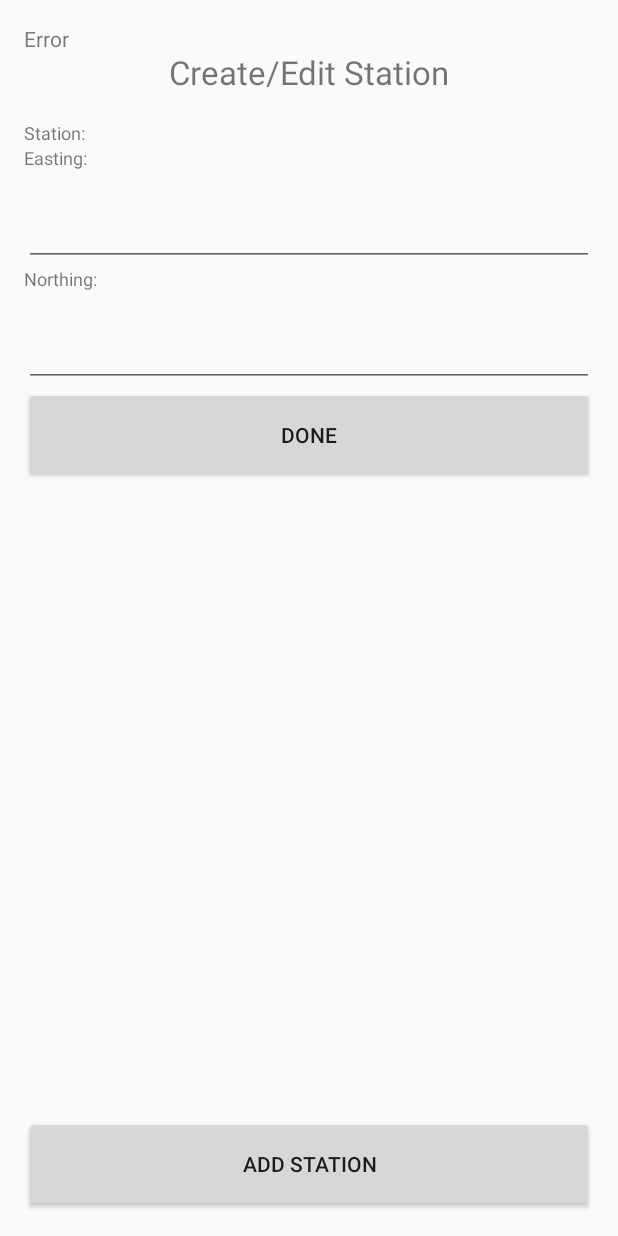
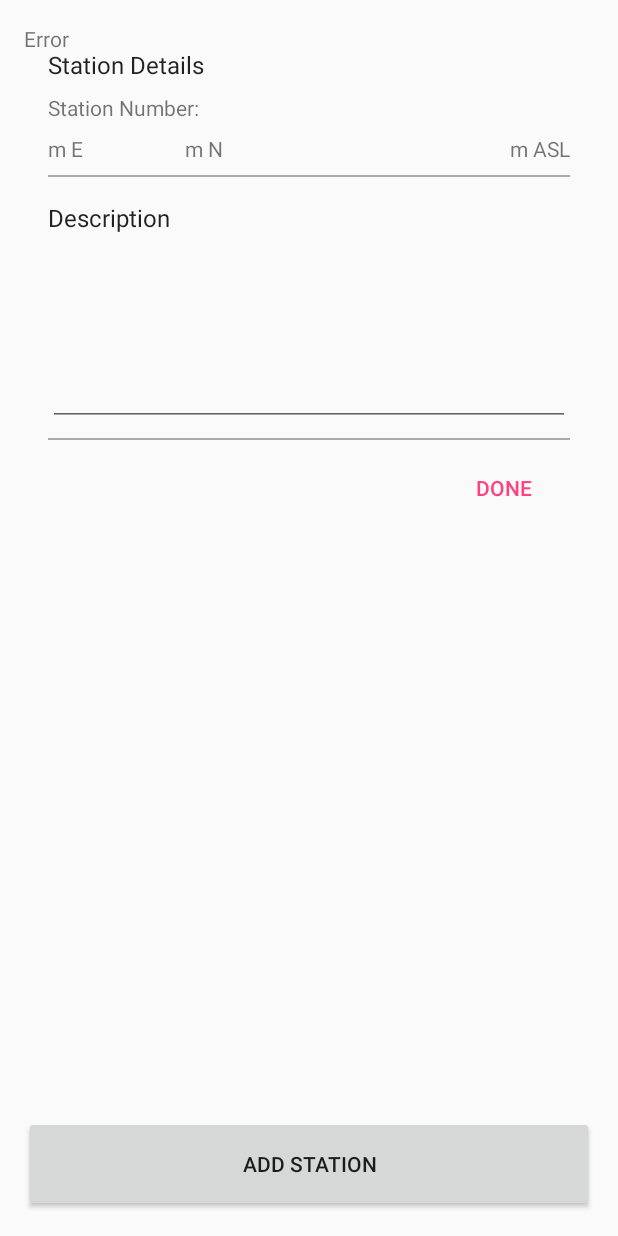
Before and after one commit to calderageology/GeoMapping, an Android app: the fragment FragStationUpdateOrCreate placed in its activity, on a phone screen of 412 x 824 dp. Run offline under Robolectric (Android 15) with nearby library versions, the phone set to English and light mode, and no system bars.

Commit message:
Location is working good with a bit of formatting.

```diff
--- a/app/build.gradle
+++ b/app/build.gradle
@@ -31,4 +31,5 @@ dependencies {
     compile 'com.android.support:design:25.3.1'
     compile 'com.google.android.gms:play-services-location:10.2.4'
     testCompile 'junit:junit:4.12'
+    implementation 'com.android.support.constraint:constraint-layout:1.1.0'
 }
--- a/app/src/main/java/com/caldera/geomapping/geomapping/models/database/StationDatabase.java
+++ b/app/src/main/java/com/caldera/geomapping/geomapping/models/database/StationDatabase.java
@@ -33,11 +33,13 @@ public class StationDatabase {
     private static final String COLUMN_STATION_NUMBER = "station_number";
     private static final String COLUMN_EASTING = "easting";
     private static final String COLUMN_NORTHING = "northing";
+    private static final String COLUMN_ELEVATION = "elevation";
+    private static final String COLUMN_TIME = "time";
     private static final String COLUMN_STATION_DESCRIPTION = "description";
     private static final String COLUMN_STATION_DATA = "data";
 
     /**
-     * - DATABASE_VERSION is to be incremented up by 1 (we'll, I think it just needs to be a larger
+     * - DATABASE_VERSION is to be incremented up by 1 (well, I think it just needs to be a larger
      * number...but I don't see the point in testing that theory), each time we change the schema,
      * or structure of the Database.
      * - DATABASE_NAME is simply the file name of our Database. We can use the file name in our
@@ -45,7 +47,7 @@ public class StationDatabase {
      * "pre-load" data into your database.
      */
 
-    private static final int DATABASE_VERSION = 1;
+    private static final int DATABASE_VERSION = 2;
     private static final String DATABASE_NAME = "stations.db";
     private static final String TEXT = " TEXT";
     private static final int INTEGER = 1;
@@ -146,6 +148,8 @@ public class StationDatabase {
 
                     val.put(COLUMN_EASTING, station.getStationEasting());
                     val.put(COLUMN_NORTHING, station.getStationNorthing());
+                    val.put(COLUMN_ELEVATION, station.getStationElevation());
+                    val.put(COLUMN_TIME, station.getStationTime());
                     val.put(COLUMN_STATION_DESCRIPTION, station.getStationDescription());
                     val.put(COLUMN_STATION_DATA, gson.toJson(station, Station.class));
 
@@ -171,6 +175,8 @@ public class StationDatabase {
         val.put(COLUMN_STATION_NUMBER, station.getStationNumber());
         val.put(COLUMN_EASTING, station.getStationEasting());
         val.put(COLUMN_NORTHING, station.getStationNorthing());
+        val.put(COLUMN_ELEVATION, station.getStationElevation());
+        val.put(COLUMN_TIME, station.getStationTime());
         val.put(COLUMN_STATION_DESCRIPTION, station.getStationDescription());
         val.put(COLUMN_STATION_DATA, gson.toJson(station, Station.class));
 
@@ -188,9 +194,11 @@ public class StationDatabase {
         private static final String SQL_CREATE_ENTRIES = "CREATE TABLE " + TABLE_NAME + " (" +
                 COLUMN_ENTRY_ID + " INTEGER PRIMARY KEY," +
                 COLUMN_STATION_NUMBER + TEXT + COMMA_SEP +
-                COLUMN_STATION_DESCRIPTION + TEXT + COMMA_SEP +
                 COLUMN_EASTING + TEXT + COMMA_SEP +
                 COLUMN_NORTHING + TEXT + COMMA_SEP +
+                COLUMN_ELEVATION + TEXT + COMMA_SEP +
+                COLUMN_TIME + TEXT + COMMA_SEP +
+                COLUMN_STATION_DESCRIPTION + TEXT + COMMA_SEP +
                 COLUMN_STATION_DATA + TEXT +
                 " )";
 
--- a/app/src/main/java/com/caldera/geomapping/geomapping/models/objects/Station.java
+++ b/app/src/main/java/com/caldera/geomapping/geomapping/models/objects/Station.java
@@ -4,36 +4,33 @@ import android.os.Parcel;
 import android.os.Parcelable;
 
 /**
- * this class is intended to represent data which we can expect to be associated with the To Do object
+ * TODO: Add additional items to the station like UTM zone, datum, etc
  * Created by Michael on 19/02/2017.
  */
 
 public class Station implements Parcelable {
 
-    private String stationNumber;
-    private String stationDescription;
-    private String stationEasting;
-    private String stationNorthing;
+    private String stationNumber, stationEasting, stationNorthing, stationElevation, stationTime, stationDescription;
 
-    /**
-     *
-     * @param stationNumber - Description of the station
-     * @param stationEasting - Easting of the station
-     * @param stationNorthing - Northing of the station
-     *
-     * To add: longitude, latitude, zone, letterUTM, elevation, accuracy
-     */
 
-    public Station(String stationNumber, String stationEasting, String stationNorthing) {
+    public Station(String stationNumber, String stationEasting, String stationNorthing,
+                   String stationElevation, String stationTime, String stationDescription) {
         this.stationNumber = stationNumber;
         this.stationEasting = stationEasting;
         this.stationNorthing = stationNorthing;
+        this.stationElevation = stationElevation;
+        this.stationTime = stationTime;
+        this.stationDescription = stationDescription;
     }
 
     protected Station(Parcel in) {
         stationNumber = in.readString();
         stationEasting = in.readString();
         stationNorthing = in.readString();
+        stationElevation = in.readString();
+        stationTime = in.readString();
+        stationDescription = in.readString();
+
     }
 
     public static final Creator<Station> CREATOR = new Creator<Station>() {
@@ -56,14 +53,6 @@ public class Station implements Parcelable {
         this.stationNumber = stationNumber;
     }
 
-    public String getStationDescription() {
-        return stationDescription;
-    }
-
-    public void setStationDescription(String stationDescription) {
-        this.stationDescription = stationDescription;
-    }
-
     public String getStationNorthing() {
         return stationNorthing;
     }
@@ -81,6 +70,30 @@ public class Station implements Parcelable {
         this.stationEasting = stationEasting;
     }
 
+    public String getStationElevation() {
+
+        return stationElevation;
+    }
+
+    public void setStationElevation (String stationEelevation) {
+        this.stationElevation = stationElevation;
+    }
+
+    public String getStationTime (){
+        return stationTime;
+    }
+    public void setStationTime (String stationTime) {
+        this.stationTime = stationTime;
+    }
+
+    public String getStationDescription() {
+        return stationDescription;
+    }
+
+    public void setStationDescription(String stationDescription) {
+        this.stationDescription = stationDescription;
+    }
+
     @Override
     public int describeContents() {
         return 0;
@@ -91,6 +104,9 @@ public class Station implements Parcelable {
         dest.writeString(stationNumber);
         dest.writeString(stationEasting);
         dest.writeString(stationNorthing);
+        dest.writeString(stationElevation);
+        dest.writeString(stationTime);
+        dest.writeString(stationDescription);
     }
 
 
--- a/app/src/main/java/com/caldera/geomapping/geomapping/services/LocationAssistant.java
+++ b/app/src/main/java/com/caldera/geomapping/geomapping/services/LocationAssistant.java
@@ -58,6 +58,7 @@ public class LocationAssistant implements  GoogleApiClient.ConnectionCallbacks,
         SETTINGS, RETRIEVAL
     }
 
+    private final String TAG = getClass().getSimpleName();
     private final int REQUEST_CHECK_SETTINGS = 0;
     private final int REQUEST_LOCATION_PERMISSION = 1;
 
@@ -165,6 +166,7 @@ public class LocationAssistant implements  GoogleApiClient.ConnectionCallbacks,
     }
 
     public Location getBestLocation(){
+        Log.i(TAG, "bestLocation: " + bestLocation.getLatitude() + bestLocation.getLongitude());
         return bestLocation;
     }
 
@@ -509,8 +511,10 @@ public class LocationAssistant implements  GoogleApiClient.ConnectionCallbacks,
         }
 
         bestLocation = location;
-        if (listener != null)
+
+        if (listener != null) {
             listener.onNewLocationAvailable(location);
+        }
         else if (!quiet)
             Log.w(getClass().getSimpleName(), "New location is available, but no listener is registered!\n" +
                     "Specify a valid listener when constructing " + getClass().getSimpleName() +
--- a/app/src/main/java/com/caldera/geomapping/geomapping/ui/fragments/FragStationUpdateOrCreate.java
+++ b/app/src/main/java/com/caldera/geomapping/geomapping/ui/fragments/FragStationUpdateOrCreate.java
@@ -16,6 +16,7 @@ import android.view.View;
 import android.view.ViewGroup;
 import android.widget.Button;
 import android.widget.EditText;
+import android.widget.MultiAutoCompleteTextView;
 import android.widget.TextView;
 
 import com.caldera.geomapping.geomapping.R;
@@ -25,12 +26,10 @@ public class FragStationUpdateOrCreate extends Fragment {
     private static final String STATION = "STATION";
 
     private Station station;
-    private EditText easting, northing;
-    private TextView stationNumber, eastingTitle, northingTitle;
+    private MultiAutoCompleteTextView description;
+    private TextView stationNumber, easting, northing, time, elevation;
     private Button done;
 
-    private BroadcastReceiver broadcastReceiver;
-    private String location;
 
     private FragmentStationUpdateOrCreateCallback callback;
 
@@ -51,18 +50,6 @@ public class FragStationUpdateOrCreate extends Fragment {
         return fragment;
     }
 
-    /**
-     * When we wish to create a new station object to be added to the database, we'll use this method
-     * to get an instance of the fragment. With the creation of the FragLocationDialog there may be
-     * no need for a new instance of FragStationUpdateOrCreate that does not pass in a station object.
-     * The FragLocationDialog can create a new station with only the location data and all other fields
-     * blank. then pass that to the FragStationUpdateOrCreate to edit the other fields.
-     * @return
-     */
-    public static FragStationUpdateOrCreate newInstance() {
-        FragStationUpdateOrCreate fragment = new FragStationUpdateOrCreate();
-        return fragment;
-    }
 
     @Override
     public void onCreate(Bundle savedInstanceState) {
@@ -71,7 +58,7 @@ public class FragStationUpdateOrCreate extends Fragment {
             this.station = getArguments().getParcelable(STATION);
         } else {
 
-            station = new Station("", "", "");
+            station = new Station("", "", "","","","");
         }
     }
 
@@ -82,13 +69,16 @@ public class FragStationUpdateOrCreate extends Fragment {
 /**
  * replace views
  */
-        View v = inflater.inflate(R.layout.fragment_station_update_or_create, container, false);
-        stationNumber = (TextView) v.findViewById(R.id.lbl_station_number);
-        eastingTitle = (TextView) v.findViewById(R.id.lbl_station_easting);
-        easting = (EditText) v.findViewById(R.id.edt_station_easting);
-        northingTitle = (TextView) v.findViewById(R.id.lbl_station_northing);
-        northing = (EditText) v.findViewById(R.id.edt_station_northing);
-        done = (Button) v.findViewById(R.id.btn_done);
+        View v = inflater.inflate(R.layout.fragment_station_edit, container, false);
+        stationNumber = (TextView) v.findViewById(R.id.lbl_edit_station_number);
+        easting = (TextView) v.findViewById(R.id.lbl_edit_easting);
+        northing = (TextView) v.findViewById(R.id.lbl_edit_northing);
+        elevation = (TextView) v.findViewById(R.id.lbl_edit_elevation);
+        time = (TextView) v.findViewById(R.id.lbl_edit_time);
+        description = (MultiAutoCompleteTextView) v.findViewById(R.id.edt_edit_description);
+
+
+        done = (Button) v.findViewById(R.id.btn_edit_done);
 
         return v;
     }
@@ -102,15 +92,21 @@ public class FragStationUpdateOrCreate extends Fragment {
 
         //TODO need to use String.Format to maintain decimal position
 
-        stationNumber.setText("Station: " + station.getStationNumber());
-        easting.setText(station.getStationEasting());
-        northing.setText(station.getStationNorthing());
+        stationNumber.setText("Station Number: " + station.getStationNumber());
+        easting.setText(station.getStationEasting() + "m E");
+        northing.setText(station.getStationNorthing() + "m N");
+        elevation.setText(station.getStationElevation() + "m ASL");
+        time.setText(station.getStationTime());
+        description.setText(station.getStationDescription());
 
         done.setOnClickListener(new View.OnClickListener() {
             @Override
             public void onClick(View v) {
-                station.setStationNorthing(northing.getText().toString());
-                station.setStationEasting(easting.getText().toString());
+            //    station.setStationNorthing(northing.getText().toString());
+            //    station.setStationEasting(easting.getText().toString());
+            //    station.setStationElevation(elevation.getText().toString());
+            //    station.setStationTime(time.getText().toString());
+                station.setStationDescription(description.getText().toString());
                 callback.onDoneButtonClick(station);
             }
         });
--- /dev/null
+++ b/app/src/main/res/layout/fragment_station_edit.xml
@@ -0,0 +1,147 @@
+<?xml version="1.0" encoding="utf-8"?>
+<android.support.constraint.ConstraintLayout xmlns:android="http://schemas.android.com/apk/res/android"
+    xmlns:app="http://schemas.android.com/apk/res-auto"
+    xmlns:tools="http://schemas.android.com/tools"
+    android:id="@+id/edit_layout"
+    android:layout_width="match_parent"
+    android:layout_height="match_parent"
+    android:orientation="vertical"
+    tools:layout_editor_absoluteY="81dp">
+
+    <TextView
+        android:id="@+id/lbl_edit_title"
+        android:layout_width="wrap_content"
+        android:layout_height="wrap_content"
+        android:layout_marginLeft="16dp"
+        android:layout_marginStart="16dp"
+        android:layout_marginTop="16dp"
+        android:text="Station Details"
+        android:textAppearance="@android:style/TextAppearance.Material.Subhead"
+        app:layout_constraintStart_toStartOf="parent"
+        app:layout_constraintTop_toTopOf="parent" />
+
+    <TextView
+        android:id="@+id/lbl_edit_station_number"
+        android:layout_width="wrap_content"
+        android:layout_height="wrap_content"
+        android:layout_marginLeft="16dp"
+        android:layout_marginStart="16dp"
+        android:layout_marginTop="8dp"
+        android:text="Station Number: "
+        app:layout_constraintStart_toStartOf="parent"
+        app:layout_constraintTop_toBottomOf="@+id/lbl_edit_title" />
+
+    <TextView
+        android:id="@+id/lbl_edit_time"
+        android:layout_width="wrap_content"
+        android:layout_height="wrap_content"
+        android:layout_marginEnd="16dp"
+        android:layout_marginRight="16dp"
+        android:gravity="end"
+        android:text="MMM dd, yyyy HH:mm:ss"
+        app:layout_constraintBaseline_toBaselineOf="@+id/lbl_edit_station_number"
+        app:layout_constraintEnd_toEndOf="parent" />
+
+    <TextView
+        android:id="@+id/lbl_edit_easting"
+        android:layout_width="wrap_content"
+        android:layout_height="wrap_content"
+        android:layout_marginLeft="16dp"
+        android:layout_marginStart="16dp"
+        android:text="000000.00m E"
+        app:layout_constraintBaseline_toBaselineOf="@+id/lbl_edit_elevation"
+        app:layout_constraintStart_toStartOf="parent" />
+
+    <TextView
+        android:id="@+id/lbl_edit_northing"
+        android:layout_width="151dp"
+        android:layout_height="19dp"
+        android:layout_marginEnd="129dp"
+        android:layout_marginLeft="115dp"
+        android:layout_marginRight="129dp"
+        android:layout_marginStart="115dp"
+        android:text="0000000.00m N"
+        app:layout_constraintBaseline_toBaselineOf="@+id/lbl_edit_elevation"
+        app:layout_constraintEnd_toEndOf="@+id/lbl_edit_time"
+        app:layout_constraintStart_toStartOf="@+id/view" />
+
+    <TextView
+        android:id="@+id/lbl_edit_elevation"
+        android:layout_width="wrap_content"
+        android:layout_height="wrap_content"
+        android:layout_marginEnd="16dp"
+        android:layout_marginRight="16dp"
+        android:layout_marginTop="8dp"
+        android:gravity="end"
+        android:text="0000.0m ASL"
+        app:layout_constraintEnd_toEndOf="parent"
+        app:layout_constraintTop_toBottomOf="@+id/lbl_edit_time" />
+
+    <View
+        android:id="@+id/view"
+        android:layout_width="0dp"
+        android:layout_height="1dp"
+        android:layout_marginEnd="16dp"
+        android:layout_marginLeft="16dp"
+        android:layout_marginRight="16dp"
+        android:layout_marginStart="16dp"
+        android:layout_marginTop="8dp"
+        android:background="@android:color/darker_gray"
+        app:layout_constraintEnd_toEndOf="parent"
+        app:layout_constraintStart_toStartOf="parent"
+        app:layout_constraintTop_toBottomOf="@+id/lbl_edit_northing" />
+
+    <View
+        android:id="@+id/view2"
+        android:layout_width="0dp"
+        android:layout_height="1dp"
+        android:layout_marginEnd="16dp"
+        android:layout_marginLeft="16dp"
+        android:layout_marginRight="16dp"
+        android:layout_marginStart="16dp"
+        android:layout_marginTop="8dp"
+        android:background="@android:color/darker_gray"
+        app:layout_constraintEnd_toEndOf="parent"
+        app:layout_constraintHorizontal_bias="0.0"
+        app:layout_constraintStart_toStartOf="parent"
+        app:layout_constraintTop_toBottomOf="@+id/edt_edit_description" />
+
+    <TextView
+        android:id="@+id/lbl_edit_description"
+        android:layout_width="wrap_content"
+        android:layout_height="wrap_content"
+        android:layout_marginLeft="16dp"
+        android:layout_marginStart="16dp"
+        android:layout_marginTop="16dp"
+        android:text="Description"
+        android:textAppearance="@android:style/TextAppearance.Material.Subhead"
+        app:layout_constraintStart_toStartOf="parent"
+        app:layout_constraintTop_toBottomOf="@+id/view" />
+
+    <MultiAutoCompleteTextView
+        android:id="@+id/edt_edit_description"
+        android:layout_width="0dp"
+        android:layout_height="120dp"
+        android:layout_marginEnd="16dp"
+        android:layout_marginLeft="16dp"
+        android:layout_marginRight="16dp"
+        android:layout_marginStart="16dp"
+        android:layout_marginTop="8dp"
+        android:textAppearance="@android:style/TextAppearance.Material.Widget.EditText"
+        app:layout_constraintEnd_toEndOf="parent"
+        app:layout_constraintStart_toStartOf="parent"
+        app:layout_constraintTop_toBottomOf="@+id/lbl_edit_description" />
+
+    <Button
+        android:id="@+id/btn_edit_done"
+        style="@android:style/Widget.Material.Button.Borderless.Colored"
+        android:layout_width="0dp"
+        android:layout_height="wrap_content"
+        android:layout_marginEnd="16dp"
+        android:layout_marginRight="16dp"
+        android:layout_marginTop="8dp"
+        android:text="Done"
+        app:layout_constraintEnd_toEndOf="parent"
+        app:layout_constraintTop_toBottomOf="@+id/view2" />
+
+</android.support.constraint.ConstraintLayout>
--- a/app/src/main/res/layout/fragment_station_update_or_create.xml
+++ /dev/null
@@ -1,61 +0,0 @@
-<LinearLayout xmlns:android="http://schemas.android.com/apk/res/android"
-    xmlns:tools="http://schemas.android.com/tools"
-    android:layout_width="match_parent"
-    android:layout_height="match_parent"
-    android:orientation="vertical"
-    tools:context="com.caldera.example.geomapping.geomapping.ui.fragments.FragStationUpdateOrCreate">
-
-    <TextView
-        android:layout_width="match_parent"
-        android:layout_height="64dp"
-        android:gravity="center"
-        android:text="Create/Edit Station"
-        android:textSize="22sp" />
-
-    <TextView
-        android:id="@+id/lbl_station_number"
-        android:layout_width="match_parent"
-        android:layout_height="wrap_content"
-        android:fontFamily="sans-serif"
-        android:gravity="bottom"
-        android:text="Station:"
-        android:textColorPrimary="#B6B6B6"
-        android:textSize="12sp" />
-
-    <TextView
-        android:id="@+id/lbl_station_easting"
-        android:layout_width="match_parent"
-        android:layout_height="wrap_content"
-        android:fontFamily="sans-serif"
-        android:gravity="bottom"
-        android:text="Easting:"
-        android:textColorPrimary="#B6B6B6"
-        android:textSize="12sp" />
-
-    <EditText
-        android:id="@+id/edt_station_easting"
-        android:layout_width="match_parent"
-        android:layout_height="64dp" />
-
-    <TextView
-        android:id="@+id/lbl_station_northing"
-        android:layout_width="match_parent"
-        android:layout_height="wrap_content"
-        android:fontFamily="sans-serif"
-        android:gravity="bottom"
-        android:text="Northing:"
-        android:textColorPrimary="#B6B6B6"
-        android:textSize="12sp" />
-
-    <EditText
-        android:id="@+id/edt_station_northing"
-        android:layout_width="match_parent"
-        android:layout_height="64dp" />
-
-    <Button
-        android:id="@+id/btn_done"
-        android:layout_width="match_parent"
-        android:layout_height="64dp"
-        android:text="Done" />
-
-</LinearLayout>
```
Also changed, not shown: app/src/main/java/com/caldera/geomapping/geomapping/tasks/GeoMath.java (added, +70 -0 lines), app/src/main/java/com/caldera/geomapping/geomapping/ui/fragments/FragLocationDialog.java (+107 -59 lines), app/src/main/res/layout/fragment_location_dialog.xml (+65 -12 lines).
